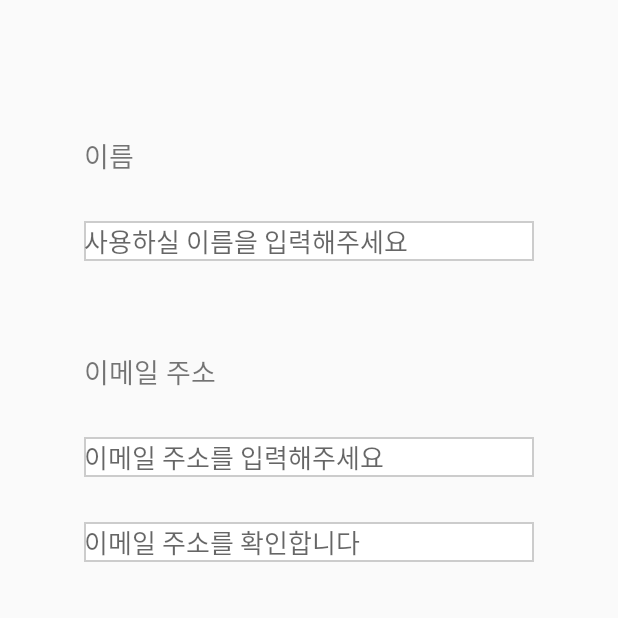
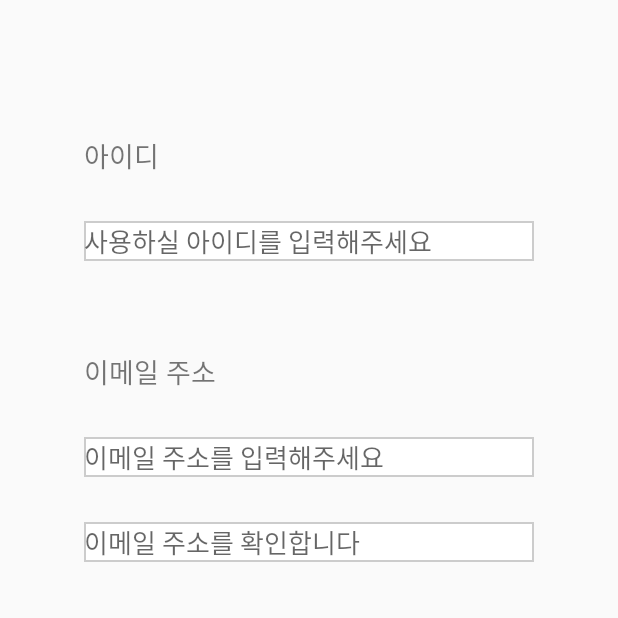
Before and after one commit to Kwonjoon5914/KOPO01FirstRepository2, an Android app: the Signup screen opened directly, with no data from a screen before it, on a phone screen of 412 x 824 dp, the top half of it. Run offline under Robolectric (Android 15) with nearby library versions, the phone set to English and light mode, and no system bars.

Commit message:
change text -> hint

```diff
--- a/app/src/main/res/layout/activity_signup.xml
+++ b/app/src/main/res/layout/activity_signup.xml
@@ -24,7 +24,7 @@
                 <TextView
                     android:layout_width="wrap_content"
                     android:layout_height="wrap_content"
-                    android:text="이름"
+                    android:text="아이디"
                     android:layout_alignLeft="@+id/SUEditText1"
                     android:layout_above="@id/SUEditText1"
                     android:layout_marginTop="90dp"
@@ -37,7 +37,7 @@
                     android:layout_gravity="center"
                     android:layout_marginTop="30dp"
                     android:background="@drawable/back"
-                    android:hint="사용하실 이름을 입력해주세요"
+                    android:hint="사용하실 아이디를 입력해주세요"
                     android:textSize="17dp"/>
 
                 <TextView
@@ -95,6 +95,7 @@
                     android:textSize="17dp"/>
 
                 <Button
+                    android:id="@+id/SUButton1"
                     android:layout_width="match_parent"
                     android:layout_height="wrap_content"
                     android:text="가입 완료"
```
